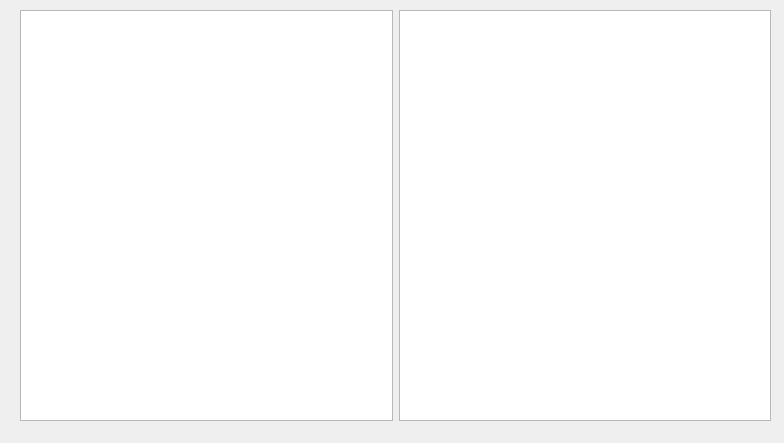
First picture: the form in FigureItNow7/finUiScriptEditor.ui, repository yuylong/FigureItNow, before the edit.
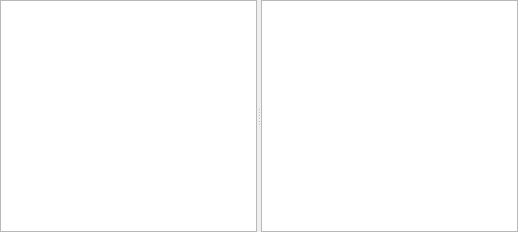
Second picture: the form after the edit.

Commit message: Add the layout for script editor.

Diff of the .ui file:
```diff
--- a/FigureItNow7/finUiScriptEditor.ui
+++ b/FigureItNow7/finUiScriptEditor.ui
@@ -6,31 +6,65 @@
    <rect>
     <x>0</x>
     <y>0</y>
-    <width>784</width>
-    <height>443</height>
+    <width>518</width>
+    <height>232</height>
    </rect>
   </property>
+  <property name="sizePolicy">
+   <sizepolicy hsizetype="Expanding" vsizetype="Expanding">
+    <horstretch>1</horstretch>
+    <verstretch>0</verstretch>
+   </sizepolicy>
+  </property>
   <property name="windowTitle">
    <string>Form</string>
   </property>
-  <widget class="QWidget" name="horizontalLayoutWidget">
-   <property name="geometry">
-    <rect>
-     <x>20</x>
-     <y>10</y>
-     <width>751</width>
-     <height>411</height>
-    </rect>
+  <layout class="QHBoxLayout" name="horizontalLayout">
+   <property name="spacing">
+    <number>0</number>
    </property>
-   <layout class="QHBoxLayout" name="horizontalLayout">
-    <item>
-     <widget class="QGraphicsView" name="graphicsView"/>
-    </item>
-    <item>
-     <widget class="QPlainTextEdit" name="plainTextEdit"/>
-    </item>
-   </layout>
-  </widget>
+   <property name="leftMargin">
+    <number>0</number>
+   </property>
+   <property name="topMargin">
+    <number>0</number>
+   </property>
+   <property name="rightMargin">
+    <number>0</number>
+   </property>
+   <property name="bottomMargin">
+    <number>0</number>
+   </property>
+   <item>
+    <widget class="QSplitter" name="splitter">
+     <property name="sizePolicy">
+      <sizepolicy hsizetype="Expanding" vsizetype="Preferred">
+       <horstretch>1</horstretch>
+       <verstretch>0</verstretch>
+      </sizepolicy>
+     </property>
+     <property name="orientation">
+      <enum>Qt::Horizontal</enum>
+     </property>
+     <widget class="QGraphicsView" name="graphicsView">
+      <property name="sizePolicy">
+       <sizepolicy hsizetype="Expanding" vsizetype="Expanding">
+        <horstretch>1</horstretch>
+        <verstretch>0</verstretch>
+       </sizepolicy>
+      </property>
+     </widget>
+     <widget class="QPlainTextEdit" name="plainTextEdit">
+      <property name="sizePolicy">
+       <sizepolicy hsizetype="Expanding" vsizetype="Expanding">
+        <horstretch>1</horstretch>
+        <verstretch>0</verstretch>
+       </sizepolicy>
+      </property>
+     </widget>
+    </widget>
+   </item>
+  </layout>
  </widget>
  <resources/>
  <connections/>
```
The commit also changes 1 other file.
